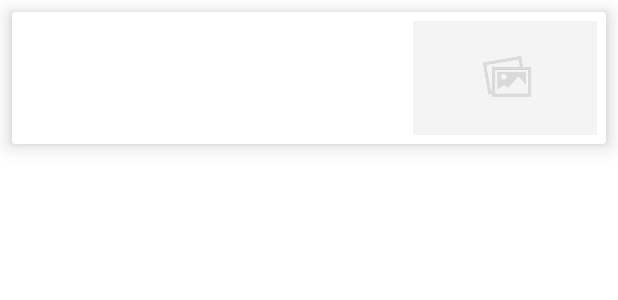
After one commit to DRK-CODERS/NewsAll, an Android app: the layout headline_list_items.xml on its own in the app's theme, with its tools: preview values and no code run, on a phone screen of 412 x 824 dp. The commit adds this screen. Shown: the top 300 px of the screen. Run offline under Robolectric (Android 15) with nearby library versions, the phone set to English and light mode, and no system bars.

Commit message:
Added Imageview and models

```diff
--- /dev/null
+++ b/app/src/main/res/layout/headline_list_items.xml
@@ -0,0 +1,52 @@
+<?xml version="1.0" encoding="utf-8"?>
+<androidx.cardview.widget.CardView android:id="@+id/main_container"
+    xmlns:android="http://schemas.android.com/apk/res/android"
+    android:layout_width="match_parent"
+    android:layout_height="wrap_content"
+    app:cardElevation="8dp"
+    android:layout_margin="8dp"
+    xmlns:app="http://schemas.android.com/apk/res-auto"
+    >
+    <LinearLayout
+        android:orientation="horizontal"
+        android:layout_margin="6dp"
+        android:weightSum="3"
+        android:layout_width="match_parent"
+        android:layout_height="wrap_content">
+        <LinearLayout
+            android:orientation="vertical"
+            android:layout_margin="8dp"
+            android:layout_width="0dp"
+            android:layout_weight="2"
+            android:layout_height="wrap_content">
+            <TextView
+                android:id="@+id/text_title"
+                android:textSize="22sp"
+                android:textStyle="bold"
+                android:textColor="@color/black"
+                android:maxLines="3"
+                android:layout_width="match_parent"
+                android:layout_height="wrap_content">
+            </TextView>
+            <TextView
+                android:id="@+id/text_source"
+                android:textSize="18sp"
+                android:textStyle="bold"
+                android:textColor="@color/purple_500"
+                android:maxLines="1"
+                android:layout_marginTop="6dp"
+                android:layout_width="match_parent"
+                android:layout_height="wrap_content">
+            </TextView>
+        </LinearLayout>
+        <ImageView
+            android:id="@+id/img_headline"
+            android:layout_weight="1"
+            android:layout_width="0dp"
+            android:src="@drawable/not_available"
+            android:scaleType="centerCrop"
+            android:layout_height="match_parent">
+        </ImageView>
+   </LinearLayout>
+
+</androidx.cardview.widget.CardView>
--- a/app/src/main/res/values/strings.xml
+++ b/app/src/main/res/values/strings.xml
@@ -1,3 +1,4 @@
 <resources>
     <string name="app_name">NewsAll</string>
+    <string name="api_key">35faec3795194405a565f710698dd334</string>
 </resources>
```
Also changed, not shown: app/src/main/java/com/example/newsall/Models/NewsHeadlines.java (added, +77 -0 lines), app/src/main/java/com/example/newsall/Models/Source.java (added, +24 -0 lines), app/src/main/res/layout/activity_main.xml (+9 -10 lines), app/src/main/res/drawable/not_available.jpg (added).
